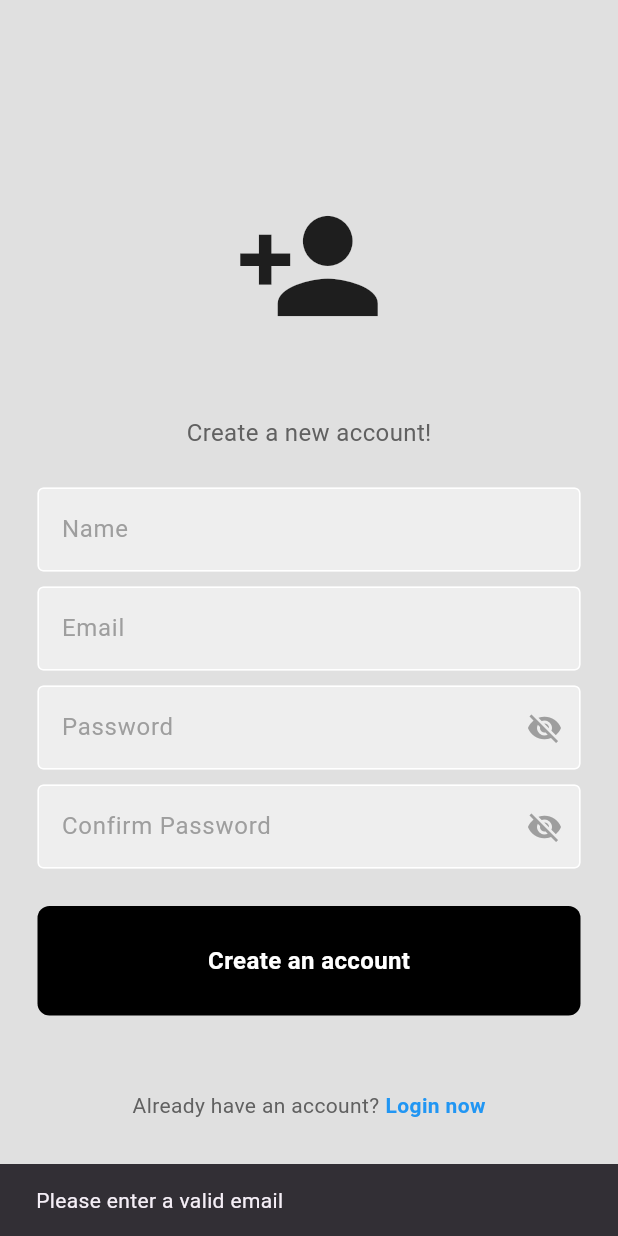
After one commit to Hetari/toby-flutter-new, a Flutter app: the RegisterScreen screen opened by its route, after a tap on "Create an account", on a phone screen of 412 x 824 dp. The commit adds this screen. Run offline on Flutter 3.47's test engine with Material 3 defaults, Android fonts, the phone set to English and light mode, and no system bars; our stand-ins replace email_validator.

Commit message:
add register screen

```diff
--- a/lib/main.dart
+++ b/lib/main.dart
@@ -3,6 +3,7 @@ import 'package:provider/provider.dart';
 import 'package:toby_flutter/providers/app_state.dart';
 import 'package:toby_flutter/screens/home_screen.dart';
 import 'package:toby_flutter/screens/login_screen.dart';
+import 'package:toby_flutter/screens/register_screen.dart';
 
 void main() {
   runApp(
@@ -32,6 +33,7 @@ class MyApp extends StatelessWidget {
       routes: {
         '/home': (context) => HomeScreen(),
         '/login': (context) => LoginScreen(),
+        '/register': (context) => RegisterScreen(),
       },
     );
   }
--- a/lib/screens/home_screen.dart
+++ b/lib/screens/home_screen.dart
@@ -4,6 +4,14 @@ import 'package:toby_flutter/providers/app_state.dart';
 
 class HomeScreen extends StatelessWidget {
   const HomeScreen({super.key});
+
+  void logOut(BuildContext context) {
+    // Log out the user by clearing their session in AppState
+    Provider.of<AppState>(context, listen: false).logOut();
+
+    // Navigate back to login screen
+    Navigator.pushReplacementNamed(context, '/login');
+  }
 
   @override
   Widget build(BuildContext context) {
@@ -13,6 +21,12 @@ class HomeScreen extends StatelessWidget {
     return Scaffold(
       appBar: AppBar(
         title: const Text('Home'),
+        actions: [
+          IconButton(
+            icon: const Icon(Icons.logout),
+            onPressed: () => logOut(context), // Logout button
+          ),
+        ],
       ),
       body: Center(
         child: Column(
--- a/lib/screens/login_screen.dart
+++ b/lib/screens/login_screen.dart
@@ -136,6 +136,7 @@ class LoginScreen extends StatelessWidget {
 
               // sign in button
               MyButton(
+                label: "Sign in",
                 onTap: () => signUserIn(context),
               ),
 
@@ -151,11 +152,17 @@ class LoginScreen extends StatelessWidget {
                     style: TextStyle(color: Colors.grey[700]),
                   ),
                   const SizedBox(width: 4),
-                  const Text(
-                    'Register now',
-                    style: TextStyle(
-                      color: Colors.blue,
-                      fontWeight: FontWeight.bold,
+                  GestureDetector(
+                    onTap: () {
+                      Navigator.pushNamed(context,
+                          '/register'); // Navigate to the register page
+                    },
+                    child: const Text(
+                      'Register now',
+                      style: TextStyle(
+                        color: Colors.blue,
+                        fontWeight: FontWeight.bold,
+                      ),
                     ),
                   ),
                 ],
--- /dev/null
+++ b/lib/screens/register_screen.dart
@@ -0,0 +1,191 @@
+import 'package:email_validator/email_validator.dart';
+import 'package:flutter/material.dart';
+import 'package:provider/provider.dart';
+import 'package:toby_flutter/services/auth_service.dart';
+import 'package:toby_flutter/widgets/button.dart';
+import 'package:toby_flutter/widgets/text_field.dart';
+import '../providers/app_state.dart';
+
+class RegisterScreen extends StatelessWidget {
+  RegisterScreen({super.key});
+
+  // AuthService instance
+  final AuthService _authService = AuthService();
+
+  // text editing controllers
+  final TextEditingController emailController = TextEditingController();
+  final TextEditingController passwordController = TextEditingController();
+  final TextEditingController confirmPasswordController =
+      TextEditingController();
+  final TextEditingController nameController = TextEditingController();
+
+  // register user method
+  void registerUser(BuildContext context) async {
+    final email = emailController.text.trim();
+    final password = passwordController.text.trim();
+    final confirmPassword = confirmPasswordController.text.trim();
+    final name = nameController.text.trim();
+
+    // Email validation
+    if (!EmailValidator.validate(email)) {
+      ScaffoldMessenger.of(context).showSnackBar(
+        const SnackBar(content: Text('Please enter a valid email')),
+      );
+      return;
+    }
+
+    // Password validation
+    if (password.isEmpty || confirmPassword.isEmpty) {
+      ScaffoldMessenger.of(context).showSnackBar(
+        const SnackBar(content: Text('Please enter your password')),
+      );
+      return;
+    }
+
+    // Check if passwords match
+    if (password != confirmPassword) {
+      ScaffoldMessenger.of(context).showSnackBar(
+        const SnackBar(content: Text('Passwords do not match')),
+      );
+      return;
+    }
+
+    // Name validation
+    if (name.isEmpty) {
+      ScaffoldMessenger.of(context).showSnackBar(
+        const SnackBar(content: Text('Please enter your name')),
+      );
+      return;
+    }
+
+    // Call the AuthService to perform registration
+    final result = await _authService.register(name, email, password);
+
+    print("\n\n ");
+    print(result);
+    print("\n\n ");
+
+    // Check if registration was successful
+    if (result['success'] == true) {
+      final userData = result['data'];
+      final userEmail = userData['email'];
+      final token = userData['access_token'];
+
+      // Save user data and navigate to home screen
+      Provider.of<AppState>(context, listen: false).logIn(userEmail, token);
+      Navigator.pushReplacementNamed(context, '/home');
+    } else {
+      // Handle registration failure
+      final errorMessage = result['message'] ?? 'Registration failed';
+      ScaffoldMessenger.of(context).showSnackBar(
+        SnackBar(content: Text(errorMessage)),
+      );
+    }
+  }
+
+  @override
+  Widget build(BuildContext context) {
+    return Scaffold(
+      backgroundColor: Colors.grey[300],
+      body: SafeArea(
+        child: Center(
+          child: SingleChildScrollView(
+            child: Column(
+              mainAxisAlignment: MainAxisAlignment.center,
+              children: [
+                const SizedBox(height: 50),
+
+                // logo
+                const Icon(
+                  Icons.person_add,
+                  size: 100,
+                ),
+
+                const SizedBox(height: 50),
+
+                // Register new account
+                Text(
+                  'Create a new account!',
+                  style: TextStyle(
+                    color: Colors.grey[700],
+                    fontSize: 16,
+                  ),
+                ),
+
+                const SizedBox(height: 25),
+
+                // Name textfield
+                MyTextField(
+                  controller: nameController,
+                  hintText: 'Name',
+                  obscureText: false,
+                ),
+
+                const SizedBox(height: 10),
+
+                // Email textfield
+                MyTextField(
+                  controller: emailController,
+                  hintText: 'Email',
+                  obscureText: false,
+                ),
+
+                const SizedBox(height: 10),
+
+                // Password textfield
+                MyTextField(
+                  controller: passwordController,
+                  hintText: 'Password',
+                  obscureText: true,
+                ),
+
+                const SizedBox(height: 10),
+
+                // Confirm Password textfield
+                MyTextField(
+                  controller: confirmPasswordController,
+                  hintText: 'Confirm Password',
+                  obscureText: true,
+                ),
+
+                const SizedBox(height: 25),
+
+                // Register button
+                MyButton(
+                  label: "Create an account",
+                  onTap: () => registerUser(context),
+                ),
+
+                const SizedBox(height: 50),
+
+                // Already have an account? login now
+                Row(
+                  mainAxisAlignment: MainAxisAlignment.center,
+                  children: [
+                    Text(
+                      'Already have an account?',
+                      style: TextStyle(color: Colors.grey[700]),
+                    ),
+                    const SizedBox(width: 4),
+                    GestureDetector(
+                      onTap: () {
+                        Navigator.pushReplacementNamed(context, '/login');
+                      },
+                      child: const Text(
+                        'Login now',
+                        style: TextStyle(
+                          color: Colors.blue,
+                          fontWeight: FontWeight.bold,
+                        ),
+                      ),
+                    ),
+                  ],
+                ),
+              ],
+            ),
+          ),
+        ),
+      ),
+    );
+  }
+}
--- a/lib/services/api_service_wrapper.dart
+++ b/lib/services/api_service_wrapper.dart
@@ -15,12 +15,7 @@ class ApiServiceWrapper {
         body: jsonEncode(body),
       );
 
-      // Check for valid response (status code 200)
-      if (response.statusCode == 200) {
-        return _handleResponse(response);
-      } else {
-        return _handleError(response);
-      }
+      return _handleResponse(response);
     } catch (e) {
       return _handleException(e);
     }
@@ -34,15 +29,6 @@ class ApiServiceWrapper {
         : {'error': 'Unexpected response format'};
   }
 
-  // Handle error responses
-  Map<String, dynamic> _handleError(http.Response response) {
-    final error = jsonDecode(response.body);
-    return {
-      'error': error['message'] ??
-          'Request failed with status: ${response.statusCode}',
-    };
-  }
-
   // Handle exceptions like network errors
   Map<String, dynamic> _handleException(dynamic e) {
     return {'error': 'Request failed: $e'};
--- a/lib/services/auth_service.dart
+++ b/lib/services/auth_service.dart
@@ -11,4 +11,15 @@ class AuthService {
     });
     return response;
   }
+
+  Future<Map<String, dynamic>> register(
+      String name, String email, String password) async {
+    final response = await _apiWrapper.post('/register', {
+      'name': name,
+      'email': email,
+      'password': password,
+    });
+
+    return response;
+  }
 }
--- a/lib/widgets/button.dart
+++ b/lib/widgets/button.dart
@@ -2,8 +2,13 @@ import 'package:flutter/material.dart';
 
 class MyButton extends StatelessWidget {
   final Function()? onTap;
+  final String label;
 
-  const MyButton({super.key, required this.onTap});
+  const MyButton({
+    super.key,
+    required this.onTap,
+    required this.label,
+  });
 
   @override
   Widget build(BuildContext context) {
@@ -19,10 +24,10 @@ class MyButton extends StatelessWidget {
             8), // To ensure ripple effect respects button shape
         child: Container(
           padding: const EdgeInsets.all(25),
-          child: const Center(
+          child: Center(
             child: Text(
-              "Sign In",
-              style: TextStyle(
+              label,
+              style: const TextStyle(
                 color: Colors.white,
                 fontWeight: FontWeight.bold,
                 fontSize: 16,
```
